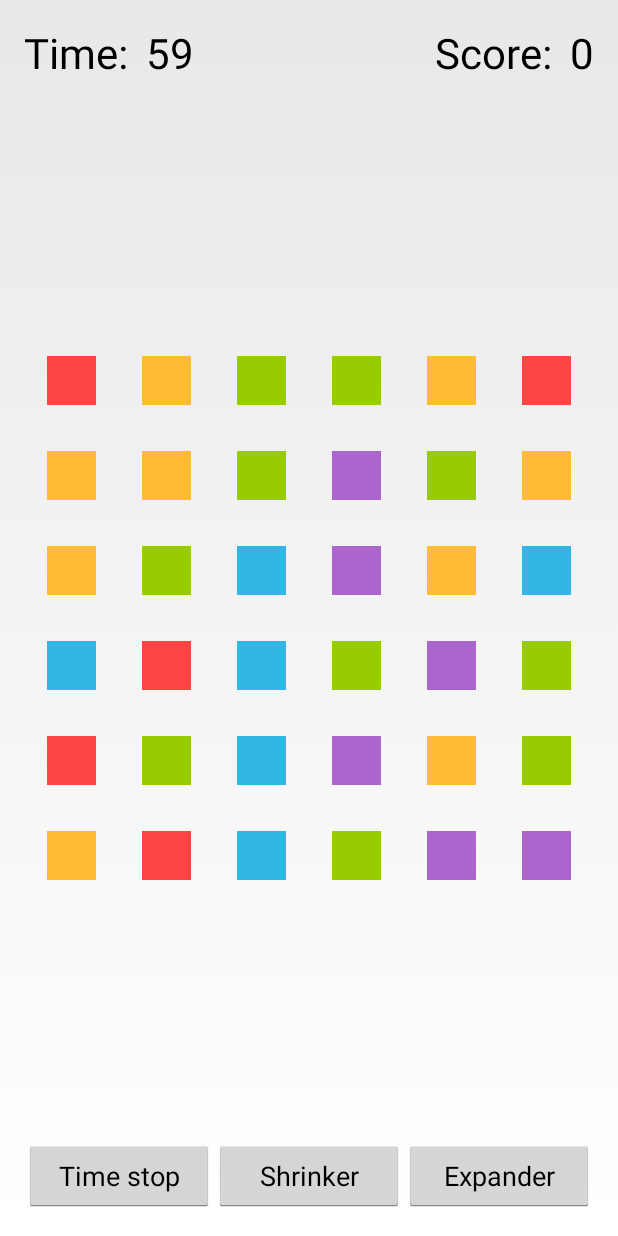
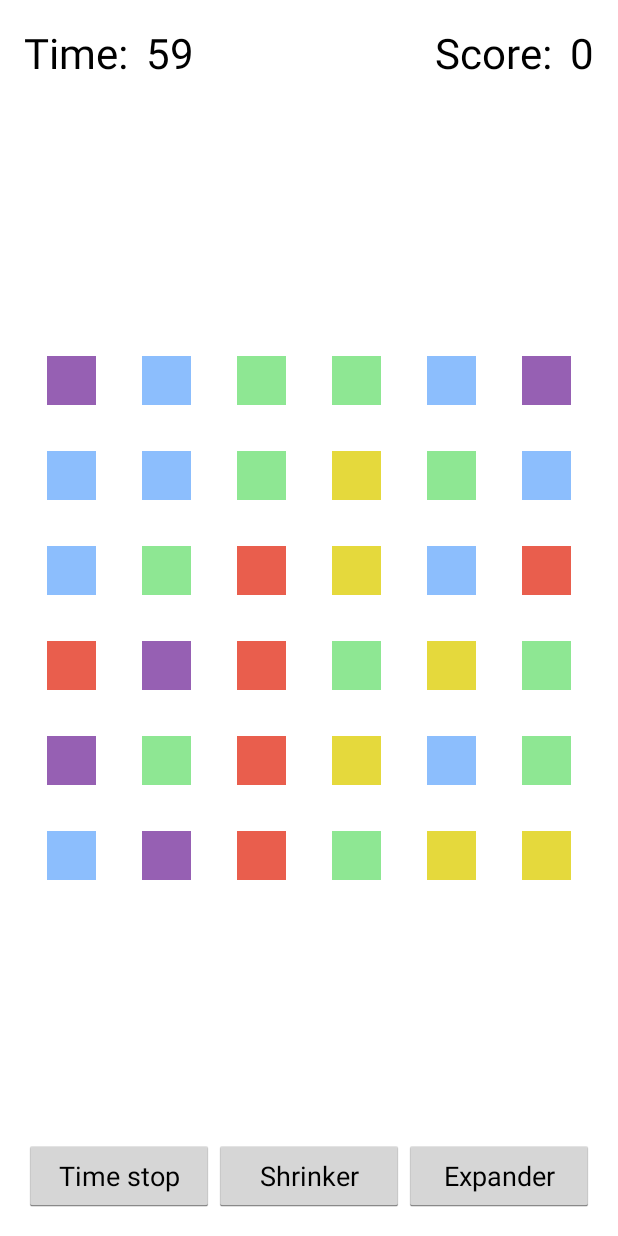
Before and after one commit to JayH5/blocks, an Android app: the screen it shows after launch (GameActivity), after a tap on "Timed", on a phone screen of 412 x 824 dp. Run offline under Robolectric (Android 15) with nearby library versions, the phone set to English and light mode, and no system bars.

Commit message:
Match original game's colours

```diff
--- a/app/src/main/AndroidManifest.xml
+++ b/app/src/main/AndroidManifest.xml
@@ -6,7 +6,7 @@
         android:allowBackup="true"
         android:icon="@drawable/ic_launcher"
         android:label="@string/app_name"
-        android:theme="@android:style/Theme.Holo.Light.NoActionBar.Fullscreen" >
+        android:theme="@style/AppTheme" >
         <activity
             android:name="za.jay.blocks.TitleScreenActivity"
             android:label="@string/app_name"
--- a/app/src/main/res/values/colors.xml
+++ b/app/src/main/res/values/colors.xml
@@ -1,10 +1,16 @@
 <?xml version="1.0" encoding="utf-8"?>
 <resources>
+    <color name="dots_red">#E95E4D</color>
+    <color name="dots_blue">#8CBEFD</color>
+    <color name="dots_green">#8EE793</color>
+    <color name="dots_yellow">#E5D93C</color>
+    <color name="dots_purple">#9660B3</color>
+
     <integer-array name="block_colours">
-        <item>@android:color/holo_blue_light</item>
-        <item>@android:color/holo_green_light</item>
-        <item>@android:color/holo_orange_light</item>
-        <item>@android:color/holo_purple</item>
-        <item>@android:color/holo_red_light</item>
+        <item>@color/dots_red</item>
+        <item>@color/dots_green</item>
+        <item>@color/dots_blue</item>
+        <item>@color/dots_yellow</item>
+        <item>@color/dots_purple</item>
     </integer-array>
 </resources>
--- a/app/src/main/res/values/styles.xml
+++ b/app/src/main/res/values/styles.xml
@@ -1,8 +1,9 @@
 <resources>
 
     <!-- Base application theme. -->
-    <style name="AppTheme" parent="android:Theme.Holo.Light.DarkActionBar">
+    <style name="AppTheme" parent="android:Theme.Holo.Light.NoActionBar.Fullscreen">
         <!-- Customize your theme here. -->
+        <item name="android:windowBackground">@android:color/white</item>
     </style>
 
     <style name="title_screen_title_style">
```
